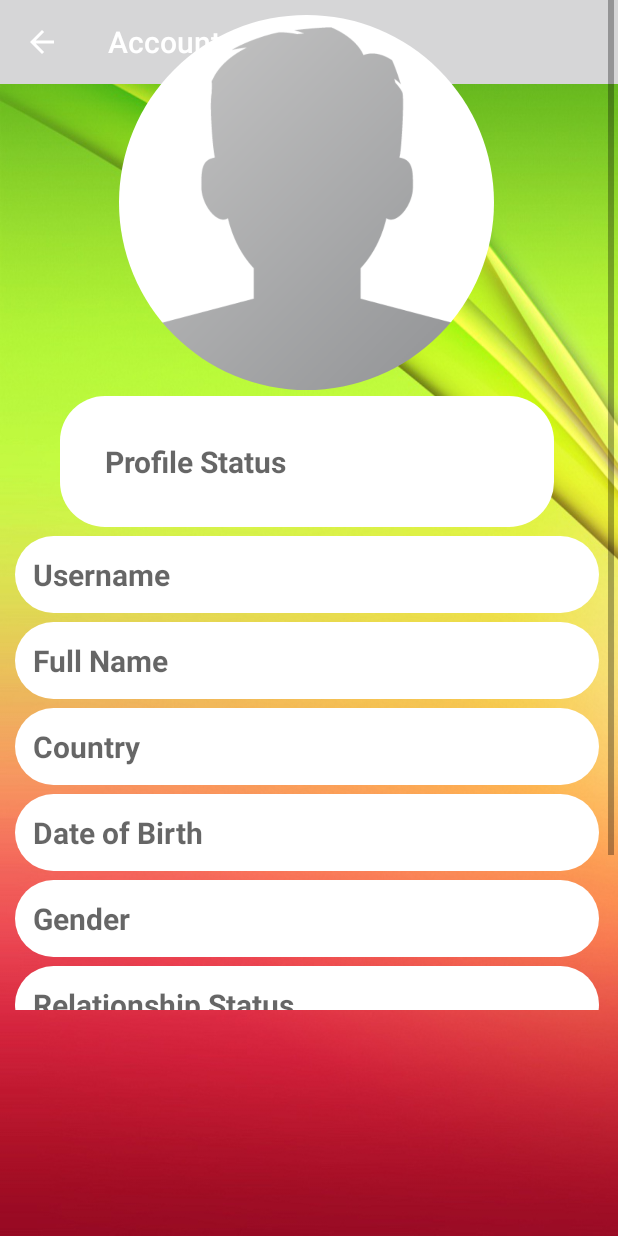
After one commit to phemmati/BookGraph, an Android app: the SettingsActivity screen opened directly, with no data from a screen before it, on a phone screen of 412 x 824 dp. The commit adds this screen. Run offline under Robolectric (Android 15) with nearby library versions, the phone set to English and light mode, and no system bars; our stand-ins replace CircleImageView, Firebase (no records; nobody signed in at launch, a user with empty details on screens opened directly), Picasso.

Commit message:
Edit profile done

```diff
--- a/app/src/main/AndroidManifest.xml
+++ b/app/src/main/AndroidManifest.xml
@@ -13,7 +13,10 @@
         android:roundIcon="@mipmap/ic_launcher_round"
         android:supportsRtl="true"
         android:theme="@style/AppTheme">
-        <activity android:name=".ClickPostActivity"></activity>
+        <activity android:name=".SettingsActivity"
+            android:parentActivityName=".MainActivity">
+        </activity>
+        <activity android:name=".ClickPostActivity" />
         <activity android:name=".PostActivity" />
         <activity android:name=".SetupActivity" />
         <activity android:name=".LoginActivity">
--- a/app/src/main/java/com/example/bookgraph/MainActivity.java
+++ b/app/src/main/java/com/example/bookgraph/MainActivity.java
@@ -274,6 +274,12 @@ public class MainActivity extends AppCompatActivity {
         finish();
     }
 
+    private void sendUserToSettingsActivity() {
+
+        Intent settingIntent = new Intent(MainActivity.this,SettingsActivity.class);
+        startActivity(settingIntent);
+    }
+
 
     @Override
     public boolean onOptionsItemSelected(@NonNull MenuItem item) {
@@ -313,7 +319,7 @@ public class MainActivity extends AppCompatActivity {
                 break;
 
             case R.id.nav_settings:
-                Toast.makeText(this,"settings",Toast.LENGTH_LONG).show();
+                sendUserToSettingsActivity();
                 break;
 
             case R.id.nav_Logout:
--- /dev/null
+++ b/app/src/main/java/com/example/bookgraph/SettingsActivity.java
@@ -0,0 +1,96 @@
+package com.example.bookgraph;
+
+import androidx.annotation.NonNull;
+import androidx.annotation.RequiresApi;
+import androidx.appcompat.app.AppCompatActivity;
+
+import android.os.Build;
+import android.os.Bundle;
+import android.widget.Button;
+import android.widget.EditText;
+
+import androidx.appcompat.widget.Toolbar;
+
+import com.google.firebase.auth.FirebaseAuth;
+import com.google.firebase.database.DataSnapshot;
+import com.google.firebase.database.DatabaseError;
+import com.google.firebase.database.DatabaseReference;
+import com.google.firebase.database.FirebaseDatabase;
+import com.google.firebase.database.ValueEventListener;
+import com.squareup.picasso.Picasso;
+
+import de.hdodenhof.circleimageview.CircleImageView;
+
+public class SettingsActivity extends AppCompatActivity {
+
+    private Toolbar mToolbar;
+    private EditText userName,userFullName,userStatus,userCountry,userGender,userRelation,userDOB;
+    private Button updateAccountButton;
+    private CircleImageView userProfImage;
+    private DatabaseReference settingRef;
+    private FirebaseAuth mAuth;
+    private String currentUserId;
+
+
+
+    @RequiresApi(api = Build.VERSION_CODES.LOLLIPOP)
+    @Override
+    protected void onCreate(Bundle savedInstanceState) {
+        super.onCreate(savedInstanceState);
+        setContentView(R.layout.activity_settings);
+
+        mToolbar = (Toolbar) findViewById(R.id.settings_toolbar);
+        setSupportActionBar(mToolbar);
+        getSupportActionBar().setTitle("Account Settings");
+        getSupportActionBar().setDisplayHomeAsUpEnabled(true);
+
+        mAuth = FirebaseAuth.getInstance();
+        currentUserId = mAuth.getCurrentUser().getUid();
+        settingRef = FirebaseDatabase.getInstance().getReference().child("Users").child(currentUserId);
+
+
+        userCountry = (EditText) findViewById(R.id.settings_country);
+        userName = (EditText) findViewById(R.id.settings_username);
+        userGender = (EditText) findViewById(R.id.settings_gender);
+        userDOB = (EditText) findViewById(R.id.settings_dob);
+        userFullName = (EditText) findViewById(R.id.settings_profile_fullname);
+        userStatus = (EditText) findViewById(R.id.settings_status);
+        userCountry = (EditText) findViewById(R.id.settings_country);
+        userRelation = (EditText) findViewById(R.id.settings_relationship);
+        updateAccountButton = (Button) findViewById(R.id.update_account_settings_button);
+        userProfImage = (CircleImageView) findViewById(R.id.settings_profile_image);
+
+
+
+        settingRef.addValueEventListener(new ValueEventListener() {
+            @Override
+            public void onDataChange(@NonNull DataSnapshot snapshot) {
+                if(snapshot.exists()){
+                    String myProfileImage = snapshot.child("profileimage").getValue().toString();
+                    String myUserName = snapshot.child("username").getValue().toString();
+                    String myFullName = snapshot.child("fullname").getValue().toString();
+                    String myProfileStatus = snapshot.child("status").getValue().toString();
+                    String myDOB = snapshot.child("dob").getValue().toString();
+                    String myCountry = snapshot.child("country").getValue().toString();
+                    String myGender = snapshot.child("gender").getValue().toString();
+                    String myRelationshipStatus = snapshot.child("relationstatus").getValue().toString();
+
+                    Picasso.get().load(myProfileImage).placeholder(R.drawable.profile).into(userProfImage);
+                    userName.setText(myUserName);
+                    userFullName.setText(myFullName);
+                    userCountry.setText(myCountry);
+                    userDOB.setText(myDOB);
+                    userStatus.setText(myProfileStatus);
+                    userRelation.setText(myRelationshipStatus);
+                    userGender.setText(myGender);
+
+                }
+            }
+
+            @Override
+            public void onCancelled(@NonNull DatabaseError error) {
+
+            }
+        });
+    }
+}
--- a/app/src/main/java/com/example/bookgraph/SetupActivity.java
+++ b/app/src/main/java/com/example/bookgraph/SetupActivity.java
@@ -196,6 +196,7 @@ public class SetupActivity extends AppCompatActivity {
 
             HashMap userMap = new HashMap();
             userMap.put("username",username);
+            userMap.put("country",country);
             userMap.put("fullname",fullname);
             userMap.put("status","");
             userMap.put("gender","");
--- /dev/null
+++ b/app/src/main/res/layout/activity_settings.xml
@@ -0,0 +1,159 @@
+<?xml version="1.0" encoding="utf-8"?>
+<androidx.constraintlayout.widget.ConstraintLayout xmlns:android="http://schemas.android.com/apk/res/android"
+    xmlns:app="http://schemas.android.com/apk/res-auto"
+    xmlns:tools="http://schemas.android.com/tools"
+    android:layout_width="match_parent"
+    android:layout_height="match_parent"
+    android:background="@drawable/register"
+    tools:context=".SettingsActivity">
+
+    <include
+        android:id="@+id/settings_toolbar"
+        layout = "@layout/app_bar_layout">
+    </include>
+
+    <ScrollView
+        android:layout_width="409dp"
+        android:layout_height="673dp"
+        tools:layout_editor_absoluteX="1dp"
+        tools:layout_editor_absoluteY="57dp">
+
+        <RelativeLayout
+            android:layout_width="match_parent"
+            android:layout_height="match_parent">
+            <de.hdodenhof.circleimageview.CircleImageView
+                android:id="@+id/settings_profile_image"
+                android:layout_width="250dp"
+                android:layout_height="250dp"
+                android:layout_alignParentTop="true"
+                android:layout_centerHorizontal="true"
+                android:layout_marginTop="10dp"
+                android:src="@drawable/profile"/>
+
+            <EditText
+                android:id="@+id/settings_status"
+                android:layout_width="match_parent"
+                android:layout_height="wrap_content"
+                android:layout_below="@+id/settings_profile_image"
+                android:layout_marginLeft="40dp"
+                android:layout_marginRight="40dp"
+                android:layout_marginTop="4dp"
+                android:background="@drawable/input"
+                android:hint="Profile Status"
+                android:padding="30dp"
+                android:textSize="20sp"
+                android:textStyle="bold"
+                android:textColor="@android:color/background_dark"/>
+
+            <EditText
+                android:id="@+id/settings_username"
+                android:layout_width="match_parent"
+                android:layout_height="wrap_content"
+                android:layout_below="@+id/settings_status"
+                android:layout_marginLeft="10dp"
+                android:layout_marginRight="10dp"
+                android:layout_marginTop="6dp"
+                android:background="@drawable/input"
+                android:hint="Username"
+                android:padding="12dp"
+                android:textSize="20sp"
+                android:textStyle="bold"
+                android:textColor="@android:color/background_dark"/>
+
+            <EditText
+                android:id="@+id/settings_profile_fullname"
+                android:layout_width="match_parent"
+                android:layout_height="wrap_content"
+                android:layout_below="@+id/settings_username"
+                android:layout_marginLeft="10dp"
+                android:layout_marginRight="10dp"
+                android:layout_marginTop="6dp"
+                android:background="@drawable/input"
+                android:hint="Full Name"
+                android:padding="12dp"
+                android:textSize="20sp"
+                android:textStyle="bold"
+                android:textColor="@android:color/background_dark"/>
+
+            <EditText
+                android:id="@+id/settings_country"
+                android:layout_width="match_parent"
+                android:layout_height="wrap_content"
+                android:layout_below="@+id/settings_profile_fullname"
+                android:layout_marginLeft="10dp"
+                android:layout_marginRight="10dp"
+                android:layout_marginTop="6dp"
+                android:background="@drawable/input"
+                android:hint="Country"
+                android:padding="12dp"
+                android:textSize="20sp"
+                android:textStyle="bold"
+                android:textColor="@android:color/background_dark"/>
+
+            <EditText
+                android:id="@+id/settings_dob"
+                android:layout_width="match_parent"
+                android:layout_height="wrap_content"
+                android:layout_below="@+id/settings_country"
+                android:layout_marginLeft="10dp"
+                android:layout_marginRight="10dp"
+                android:layout_marginTop="6dp"
+                android:background="@drawable/input"
+                android:hint="Date of Birth"
+                android:padding="12dp"
+                android:textSize="20sp"
+                android:textStyle="bold"
+                android:textColor="@android:color/background_dark"/>
+
+            <EditText
+                android:id="@+id/settings_gender"
+                android:layout_width="match_parent"
+                android:layout_height="wrap_content"
+                android:layout_below="@+id/settings_dob"
+                android:layout_marginLeft="10dp"
+                android:layout_marginRight="10dp"
+                android:layout_marginTop="6dp"
+                android:background="@drawable/input"
+                android:hint="Gender"
+                android:padding="12dp"
+                android:textSize="20sp"
+                android:textStyle="bold"
+                android:textColor="@android:color/background_dark"/>
+
+            <EditText
+                android:id="@+id/settings_relationship"
+                android:layout_width="match_parent"
+                android:layout_height="wrap_content"
+                android:layout_below="@+id/settings_gender"
+                android:layout_marginLeft="10dp"
+                android:layout_marginRight="10dp"
+                android:layout_marginTop="6dp"
+                android:background="@drawable/input"
+                android:hint="Relationship Status"
+                android:padding="12dp"
+                android:textSize="20sp"
+                android:textStyle="bold"
+                android:textColor="@android:color/background_dark"/>
+
+            <Button
+                android:id="@+id/update_account_settings_button"
+                android:layout_width="match_parent"
+                android:layout_height="60dp"
+                android:layout_below="@+id/settings_relationship"
+                android:text="Update Account"
+                android:layout_margin="20dp"
+                android:background="@drawable/button"
+                android:textColor="@color/colorAccent"
+                android:textSize="20sp"
+                android:textStyle="bold"
+                android:textAllCaps="false"/>
+
+
+
+
+
+
+        </RelativeLayout>
+    </ScrollView>
+
+</androidx.constraintlayout.widget.ConstraintLayout>
```
